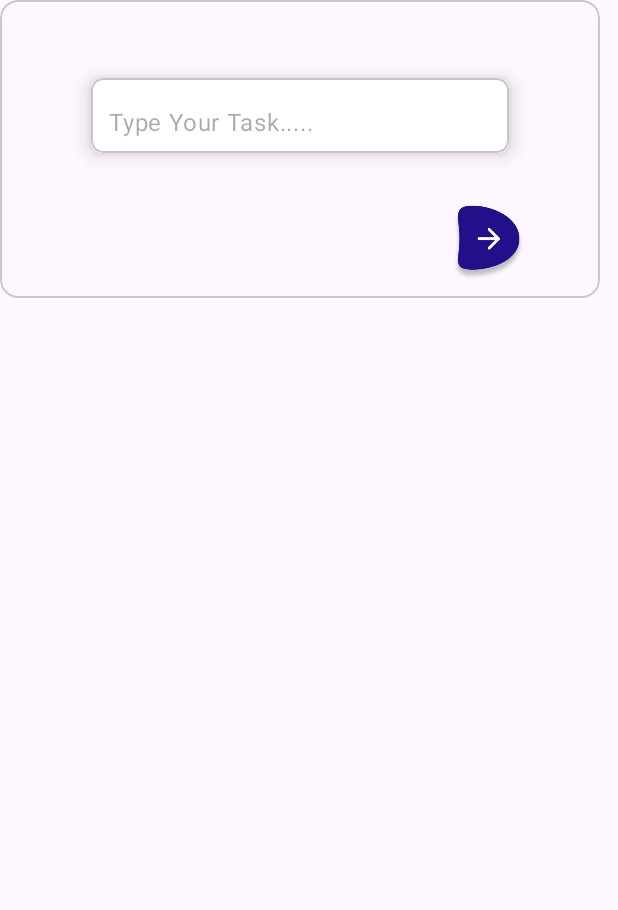
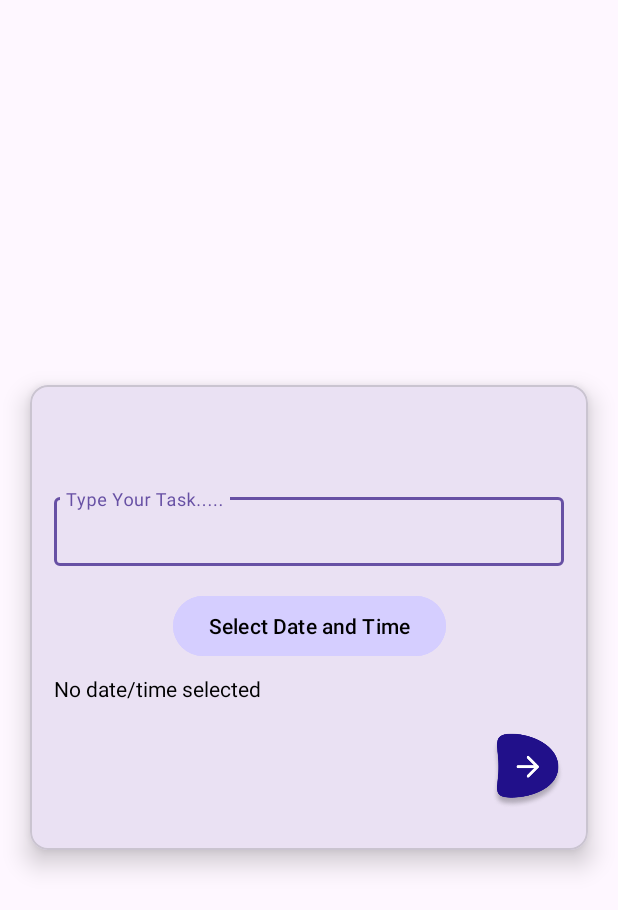
Before and after one commit to tanjin-mim/Task_Management, an Android app: the layout fragment_add_task_management_pop_up.xml on its own in the app's theme, with its tools: preview values and no code run, on a phone screen of 412 x 824 dp. Shown: the top 910 px of the screen. Run offline under Robolectric (Android 15) with nearby library versions, the phone set to English and light mode, and no system bars.

Commit message:
Additional Property Updated for curd operation

```diff
--- a/app/src/main/res/layout/fragment_add_task_management_pop_up.xml
+++ b/app/src/main/res/layout/fragment_add_task_management_pop_up.xml
@@ -1,69 +1,95 @@
 <?xml version="1.0" encoding="utf-8"?>
-<com.google.android.material.card.MaterialCardView xmlns:android="http://schemas.android.com/apk/res/android"
+<com.google.android.material.card.MaterialCardView
+    xmlns:android="http://schemas.android.com/apk/res/android"
     xmlns:app="http://schemas.android.com/apk/res-auto"
     xmlns:tools="http://schemas.android.com/tools"
     android:layout_width="400dp"
     android:layout_height="wrap_content"
+    android:layout_gravity="center"
+    app:cardCornerRadius="12dp"
+    app:cardElevation="10dp"
+    app:cardUseCompatPadding="true"
     tools:context=".fragments.AddTaskManagementPopUpFragment">
-
 
     <androidx.constraintlayout.widget.ConstraintLayout
         android:layout_width="match_parent"
-        android:layout_height="wrap_content">
+        android:layout_height="wrap_content"
+        android:padding="16dp">
 
+        <!-- Close Button -->
         <ImageView
             android:id="@+id/TaskManagementClose"
             android:layout_width="25dp"
             android:layout_height="25dp"
-            android:layout_marginTop="12dp"
+            android:layout_marginTop="8dp"
+            android:layout_marginEnd="8dp"
             android:src="@drawable/ic_baseline_close_24"
-            app:layout_constraintEnd_toEndOf="@+id/cardView1"
+            app:tint="@color/black"
+            app:layout_constraintEnd_toEndOf="parent"
             app:layout_constraintTop_toTopOf="parent" />
 
-        <com.google.android.material.card.MaterialCardView
-            android:id="@+id/cardView1"
-            android:layout_width="300dp"
+        <!-- Task Input Field -->
+        <com.google.android.material.textfield.TextInputLayout
+            android:id="@+id/taskInputLayout"
+            android:layout_width="0dp"
             android:layout_height="wrap_content"
-            android:layout_marginHorizontal="16dp"
-            app:cardCornerRadius="8dp"
-            app:cardElevation="8dp"
-            app:cardUseCompatPadding="true"
-            app:layout_constraintEnd_toEndOf="parent"
-            app:layout_constraintHorizontal_bias="0.5"
+            android:layout_marginTop="20dp"
+            app:boxStrokeWidth="1dp"
+            app:hintEnabled="true"
+            app:layout_constraintTop_toBottomOf="@id/TaskManagementClose"
             app:layout_constraintStart_toStartOf="parent"
-            app:layout_constraintTop_toBottomOf="@+id/TaskManagementClose">
-
-            <com.google.android.material.textfield.TextInputLayout
-                android:layout_width="match_parent"
-                android:layout_height="50dp"
-                android:background="@color/white"
-                app:boxStrokeWidth="0dp"
-                app:boxStrokeWidthFocused="0dp"
-                app:hintEnabled="false">
+            app:layout_constraintEnd_toEndOf="parent">
 
             <com.google.android.material.textfield.TextInputEditText
                 android:id="@+id/taskManagementEt"
                 android:layout_width="match_parent"
-                    android:layout_height="60dp"
-                    android:background="@color/white"
+                android:layout_height="wrap_content"
                 android:hint="@string/type_your_task"
-                    android:inputType="textEmailAddress"
-                    android:paddingStart="12dp"
-                    android:paddingTop="15dp" />
+                android:inputType="text"
+                android:maxLines="2"
+                android:paddingStart="8dp"
+                android:paddingEnd="8dp"
+                android:paddingTop="12dp"
+                android:paddingBottom="12dp" />
         </com.google.android.material.textfield.TextInputLayout>
 
-        </com.google.android.material.card.MaterialCardView>
+        <!-- Date & Time Picker Button -->
+        <Button
+            android:id="@+id/dateTimePickerBtn"
+            android:layout_width="wrap_content"
+            android:layout_height="wrap_content"
+            android:text="Select Date and Time"
+            android:textColor="@color/black"
+            android:backgroundTint="@color/secondary_color"
+            app:layout_constraintTop_toBottomOf="@id/taskInputLayout"
+            app:layout_constraintStart_toStartOf="parent"
+            app:layout_constraintEnd_toEndOf="parent"
+            android:layout_marginTop="16dp" />
 
+        <!-- Display Selected Date & Time -->
+        <TextView
+            android:id="@+id/dateTimeTextView"
+            android:layout_width="0dp"
+            android:layout_height="wrap_content"
+            android:layout_marginTop="8dp"
+            android:text="No date/time selected"
+            android:textColor="@color/black"
+            android:textSize="14sp"
+            app:layout_constraintTop_toBottomOf="@id/dateTimePickerBtn"
+            app:layout_constraintStart_toStartOf="parent"
+            app:layout_constraintEnd_toEndOf="parent" />
+
+        <!-- Next Button -->
         <ImageView
             android:id="@+id/taskManagementNextBtn"
             android:layout_width="50dp"
             android:layout_height="50dp"
             android:src="@drawable/btn"
+            app:layout_constraintTop_toBottomOf="@id/dateTimeTextView"
+            app:layout_constraintEnd_toEndOf="parent"
             app:layout_constraintBottom_toBottomOf="parent"
-            android:layout_marginBottom="12dp"
-            app:layout_constraintTop_toBottomOf="@+id/cardView1"
-            app:layout_constraintEnd_toEndOf="@+id/cardView1"
-            android:layout_marginTop="20dp"/>
+            android:layout_marginTop="20dp"
+            android:layout_marginBottom="12dp" />
+
     </androidx.constraintlayout.widget.ConstraintLayout>
-
 </com.google.android.material.card.MaterialCardView>
```
Also changed, not shown: app/src/main/java/com/example/taskmanagement/fragments/AddTaskManagementPopUpFragment.kt (+92 -36 lines), app/src/main/java/com/example/taskmanagement/fragments/HomeFragment.kt (+66 -81 lines), app/src/main/java/com/example/taskmanagement/utils/TaskManagementAdapter.kt (+6 -3 lines), app/src/main/java/com/example/taskmanagement/utils/TaskManagementData.kt (+7 -1 lines), app/src/main/res/layout/fragment_home.xml (+5 -5 lines), app/src/main/res/layout/item_task_management.xml (added, +88 -0 lines), app/src/main/res/layout/taskmanegement_item.xml (renamed from app/src/main/res/layout/each_taskmanegement_item.xml). Lines whose indentation alone changed are shown as unchanged.
